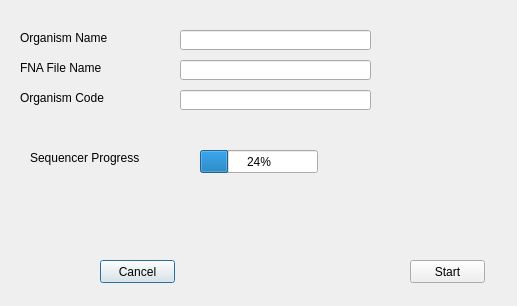
The window that pop_analysis_fna_combiner.ui (TrinhLab/CASPERapp) describes before a commit, drawn with Qt 5.
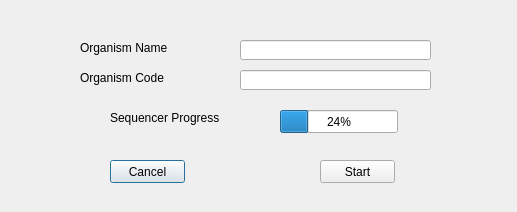
The same window after the commit.

The edit to the form file:
```diff
--- a/pop_analysis_fna_combiner.ui
+++ b/pop_analysis_fna_combiner.ui
@@ -7,7 +7,7 @@
     <x>0</x>
     <y>0</y>
     <width>517</width>
-    <height>306</height>
+    <height>212</height>
    </rect>
   </property>
   <property name="windowTitle">
@@ -16,8 +16,8 @@
   <widget class="QLabel" name="orgNameLabel">
    <property name="geometry">
     <rect>
-     <x>20</x>
-     <y>30</y>
+     <x>80</x>
+     <y>40</y>
      <width>161</width>
      <height>16</height>
     </rect>
@@ -26,24 +26,11 @@
     <string>Organism Name</string>
    </property>
   </widget>
-  <widget class="QLabel" name="FNA_FileName_Label">
-   <property name="geometry">
-    <rect>
-     <x>20</x>
-     <y>60</y>
-     <width>161</width>
-     <height>16</height>
-    </rect>
-   </property>
-   <property name="text">
-    <string>FNA File Name</string>
-   </property>
-  </widget>
   <widget class="QLabel" name="cspr_org_code_name">
    <property name="geometry">
     <rect>
-     <x>20</x>
-     <y>90</y>
+     <x>80</x>
+     <y>70</y>
      <width>161</width>
      <height>16</height>
     </rect>
@@ -55,8 +42,8 @@
   <widget class="QLineEdit" name="orgName_line_edit">
    <property name="geometry">
     <rect>
-     <x>180</x>
-     <y>30</y>
+     <x>240</x>
+     <y>40</y>
      <width>191</width>
      <height>20</height>
     </rect>
@@ -65,24 +52,11 @@
     <string>&lt;html&gt;&lt;head/&gt;&lt;body&gt;&lt;p&gt;This will be the organism/genome name in the newly generated CSPR file.&lt;/p&gt;&lt;/body&gt;&lt;/html&gt;</string>
    </property>
   </widget>
-  <widget class="QLineEdit" name="fna_fileName_lineEdit">
-   <property name="geometry">
-    <rect>
-     <x>180</x>
-     <y>60</y>
-     <width>191</width>
-     <height>20</height>
-    </rect>
-   </property>
-   <property name="toolTip">
-    <string>&lt;html&gt;&lt;head/&gt;&lt;body&gt;&lt;p&gt;This will be the name of the FNA file generated.&lt;/p&gt;&lt;/body&gt;&lt;/html&gt;</string>
-   </property>
-  </widget>
   <widget class="QLineEdit" name="org_code_line_edit">
    <property name="geometry">
     <rect>
-     <x>180</x>
-     <y>90</y>
+     <x>240</x>
+     <y>70</y>
      <width>191</width>
      <height>20</height>
     </rect>
@@ -94,8 +68,8 @@
   <widget class="QLabel" name="label">
    <property name="geometry">
     <rect>
-     <x>30</x>
-     <y>150</y>
+     <x>110</x>
+     <y>110</y>
      <width>141</width>
      <height>16</height>
     </rect>
@@ -107,8 +81,8 @@
   <widget class="QProgressBar" name="sequencer_prog_bar">
    <property name="geometry">
     <rect>
-     <x>200</x>
-     <y>150</y>
+     <x>280</x>
+     <y>110</y>
      <width>118</width>
      <height>23</height>
     </rect>
@@ -120,8 +94,8 @@
   <widget class="QPushButton" name="cancel_button">
    <property name="geometry">
     <rect>
-     <x>100</x>
-     <y>260</y>
+     <x>110</x>
+     <y>160</y>
      <width>75</width>
      <height>23</height>
     </rect>
@@ -133,8 +107,8 @@
   <widget class="QPushButton" name="start_button">
    <property name="geometry">
     <rect>
-     <x>410</x>
-     <y>260</y>
+     <x>320</x>
+     <y>160</y>
      <width>75</width>
      <height>23</height>
     </rect>
```
